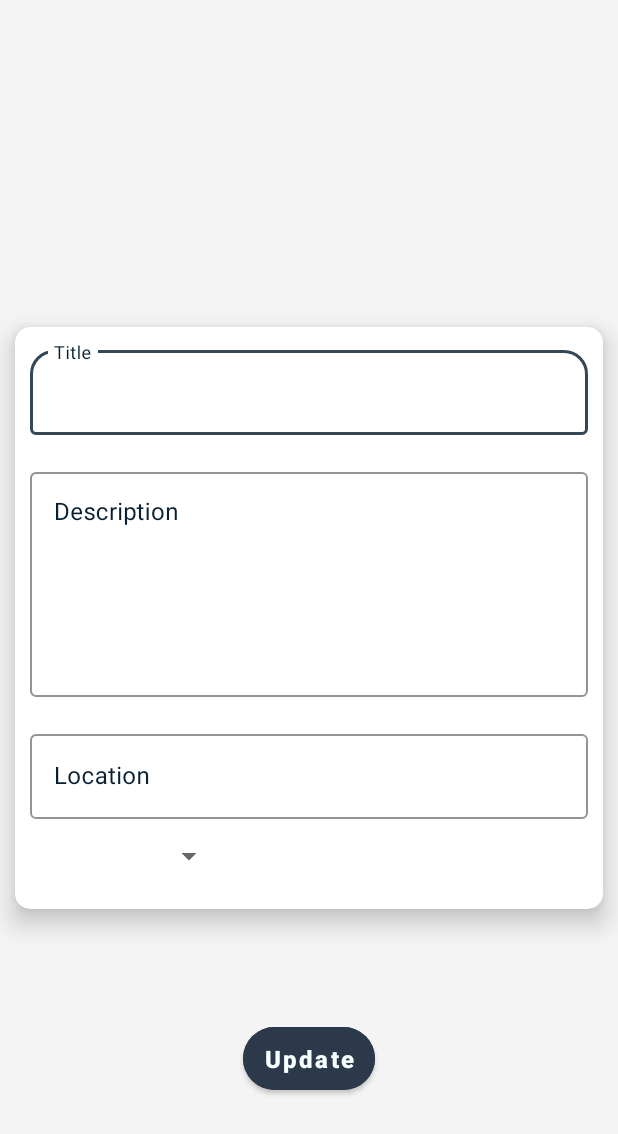
After one commit to Simo-CE/ZoLe-App, an Android app: the layout popup_update_post.xml on its own in the app's theme, with its tools: preview values and no code run, on a phone screen of 412 x 824 dp. The commit adds this screen. Shown: the top 1134 px of the screen. Run offline under Robolectric (Android 15) with nearby library versions, the phone set to English and light mode, and no system bars.

Commit message:
update post in profile

```diff
--- a/app/build.gradle
+++ b/app/build.gradle
@@ -94,5 +94,7 @@ dependencies {
     //Picasso library
     implementation 'com.squareup.picasso:picasso:2.71828'
 
+    //Dialog
+    implementation 'com.orhanobut:dialogplus:1.11@aar'
 
 }
--- a/app/src/main/java/com/smiley/yo/ProfilePostAdapter.java
+++ b/app/src/main/java/com/smiley/yo/ProfilePostAdapter.java
@@ -4,18 +4,31 @@ import android.content.Context;
 import android.view.LayoutInflater;
 import android.view.View;
 import android.view.ViewGroup;
+import android.widget.AdapterView;
+import android.widget.ArrayAdapter;
 import android.widget.ImageView;
+import android.widget.Spinner;
 import android.widget.TextView;
 import android.widget.Toast;
 
 import androidx.annotation.NonNull;
+import androidx.fragment.app.Fragment;
+import androidx.fragment.app.FragmentManager;
+import androidx.fragment.app.FragmentTransaction;
 import androidx.recyclerview.widget.RecyclerView;
 
 import com.google.android.gms.tasks.OnCompleteListener;
 import com.google.android.gms.tasks.Task;
+import com.google.android.material.button.MaterialButton;
+import com.google.android.material.textfield.TextInputEditText;
+import com.google.firebase.firestore.DocumentReference;
 import com.google.firebase.firestore.FirebaseFirestore;
+import com.orhanobut.dialogplus.DialogPlus;
+import com.orhanobut.dialogplus.ViewHolder;
 
 import java.util.ArrayList;
+import java.util.HashMap;
+import java.util.Map;
 
 public class ProfilePostAdapter extends RecyclerView.Adapter<ProfilePostAdapter.PostViewHolder>{
 
@@ -67,7 +80,40 @@ public class ProfilePostAdapter extends RecyclerView.Adapter<ProfilePostAdapter.
             }
         });
 
+        holder.editPost.setOnClickListener(new View.OnClickListener() {
+            @Override
+            public void onClick(View v) {
+                final DialogPlus dialogPlus = DialogPlus.newDialog(holder.title.getContext())
+                        .setContentHolder(new ViewHolder(R.layout.popup_update_post))
+                        .setExpanded(true,1200)
+                        .create();
+                dialogPlus.show();
+                View view=dialogPlus.getHolderView();
+                TextInputEditText EditPostTitle, EditPostDesc, EditPostLocation;
+                MaterialButton editPostBtn;
+                EditPostTitle = view.findViewById(R.id.editPostTitleFragment);
+                EditPostDesc = view.findViewById(R.id.editPostDescriptionFragment);
+                EditPostLocation = view.findViewById(R.id.editPostLocation);
+                editPostBtn = view.findViewById(R.id.editPostBtn);
+                EditPostTitle.setText(postArrayList.get(holder.getAdapterPosition()).title);
+                EditPostDesc.setText(postArrayList.get(holder.getAdapterPosition()).description);
+                EditPostLocation.setText(postArrayList.get(holder.getAdapterPosition()).location);
+                editPostBtn.setOnClickListener(new View.OnClickListener() {
+                    @Override
+                    public void onClick(View v) {
+                        DocumentReference dc=FirebaseFirestore.getInstance().collection("posts").document(postArrayList.get(holder.getAdapterPosition()).documentId);
+                        Map<String, Object> dataPost = new HashMap<>();
+                        dataPost.put("title", EditPostTitle.getText().toString());
+                        dataPost.put("description", EditPostDesc.getText().toString());
+                        dataPost.put("location", EditPostLocation.getText().toString());
+
+                        dc.update(dataPost);
+                    }
+                });
+            }
+        });
     }
+
 
     @Override
     public int getItemCount() {
--- /dev/null
+++ b/app/src/main/res/layout/popup_update_post.xml
@@ -0,0 +1,134 @@
+<?xml version="1.0" encoding="utf-8"?>
+<RelativeLayout xmlns:android="http://schemas.android.com/apk/res/android"
+    android:layout_width="match_parent"
+    android:layout_height="match_parent"
+    xmlns:tools="http://schemas.android.com/tools"
+    xmlns:app="http://schemas.android.com/apk/res-auto"
+    xmlns:card_view="http://schemas.android.com/apk/res-auto"
+    android:background="@color/white_gray"
+    >
+        <!--Post card-->
+        <androidx.cardview.widget.CardView
+            android:id="@+id/cardView"
+            android:layout_width="match_parent"
+            android:layout_height="wrap_content"
+            android:layout_centerHorizontal="true"
+            android:layout_centerVertical="true"
+            android:layout_gravity="center"
+            android:layout_margin="10dp"
+            app:cardElevation="10dp"
+            card_view:cardCornerRadius="10dp"
+            card_view:contentPadding="10dp">
+
+            <LinearLayout
+                android:layout_width="match_parent"
+                android:layout_height="match_parent"
+                android:orientation="vertical">
+                <com.google.android.material.textfield.TextInputLayout
+                    style="@style/Widget.MaterialComponents.TextInputLayout.OutlinedBox"
+                    android:layout_width="match_parent"
+                    android:layout_height="wrap_content"
+                    android:hint="@string/title"
+                    android:textColorHint="@color/dark_blue"
+                    app:boxCornerRadiusTopEnd="16dp"
+                    app:boxCornerRadiusTopStart="16dp"
+                    app:boxStrokeColor="@color/extra_light_blue"
+                    app:counterMaxLength="30"
+                    app:endIconMode="clear_text"
+                    app:hintTextColor="@color/dark_blue">
+                    <!--app:counterEnabled="true"-->
+
+                    <com.google.android.material.textfield.TextInputEditText
+                        android:id="@+id/editPostTitleFragment"
+                        android:layout_width="match_parent"
+                        android:layout_height="wrap_content" />
+
+                </com.google.android.material.textfield.TextInputLayout>
+                <!--End Title field-->
+
+
+                <TextView
+                    android:layout_width="wrap_content"
+                    android:layout_height="wrap_content" />
+                <com.google.android.material.textfield.TextInputLayout
+                    style="@style/Widget.MaterialComponents.TextInputLayout.OutlinedBox"
+                    android:layout_width="match_parent"
+                    android:layout_height="wrap_content"
+                    android:hint="@string/description"
+                    android:textColorHint="@color/dark_blue"
+                    app:boxStrokeColor="@color/extra_light_blue"
+                    app:endIconMode="clear_text"
+                    app:hintTextColor="@color/dark_blue">
+                    <!--app:counterEnabled="true"-->
+
+                    <com.google.android.material.textfield.TextInputEditText
+                        android:id="@+id/editPostDescriptionFragment"
+                        android:layout_width="match_parent"
+                        android:layout_height="wrap_content"
+                        android:gravity="top"
+                        android:inputType="text|textMultiLine"
+                        android:lines="6"
+                        android:minLines="6"
+                        android:scrollbars="vertical" />
+
+                </com.google.android.material.textfield.TextInputLayout>
+                <!--End Description field-->
+
+                <TextView
+                    android:layout_width="wrap_content"
+                    android:layout_height="wrap_content" />
+                <com.google.android.material.textfield.TextInputLayout
+                    style="@style/Widget.MaterialComponents.TextInputLayout.OutlinedBox"
+                    android:layout_width="match_parent"
+                    android:layout_height="wrap_content"
+                    android:hint="@string/location"
+                    android:textColorHint="@color/dark_blue"
+                    app:boxStrokeColor="@color/extra_light_blue"
+                    app:endIconMode="clear_text"
+                    app:hintTextColor="@color/dark_blue">
+                    <!--app:counterEnabled="true"-->
+
+                    <com.google.android.material.textfield.TextInputEditText
+                        android:id="@+id/editPostLocation"
+                        android:layout_width="match_parent"
+                        android:layout_height="wrap_content" />
+
+                </com.google.android.material.textfield.TextInputLayout>
+                <!--End location field-->
+
+                <!--Level spinner-->
+                <Spinner
+                    android:id="@+id/editPostLevelSpinner"
+                    android:layout_width="wrap_content"
+                    android:layout_height="wrap_content"
+                    android:minWidth="130dp"
+                    android:minHeight="50dp" />
+                <!--End Level spinner-->
+
+            </LinearLayout>
+
+        </androidx.cardview.widget.CardView>
+    <!--End Post card-->
+
+
+    <com.google.android.material.button.MaterialButton
+        android:id="@+id/editPostBtn"
+        android:layout_width="wrap_content"
+        android:layout_height="wrap_content"
+        android:layout_alignParentBottom="true"
+        android:layout_centerHorizontal="true"
+        android:layout_gravity="bottom|center"
+        android:layout_marginStart="32dp"
+        android:layout_marginEnd="32dp"
+        android:layout_marginBottom="91dp"
+        android:backgroundTint="@color/light_blue"
+        android:gravity="center"
+        android:padding="10dp"
+        android:text="Update"
+        android:textAllCaps="false"
+        android:textColor="@color/primary_color"
+        android:textSize="16sp"
+        android:textStyle="bold"
+        app:cornerRadius="30dp" />
+
+</RelativeLayout>
```
